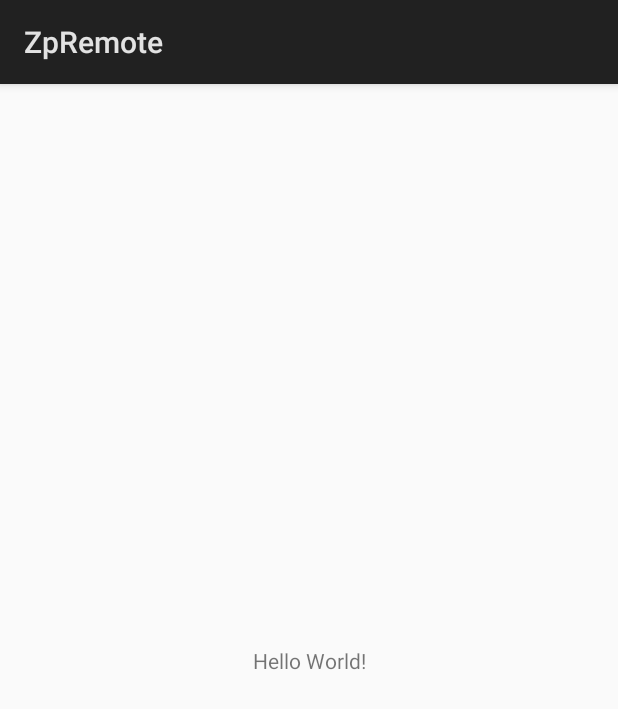
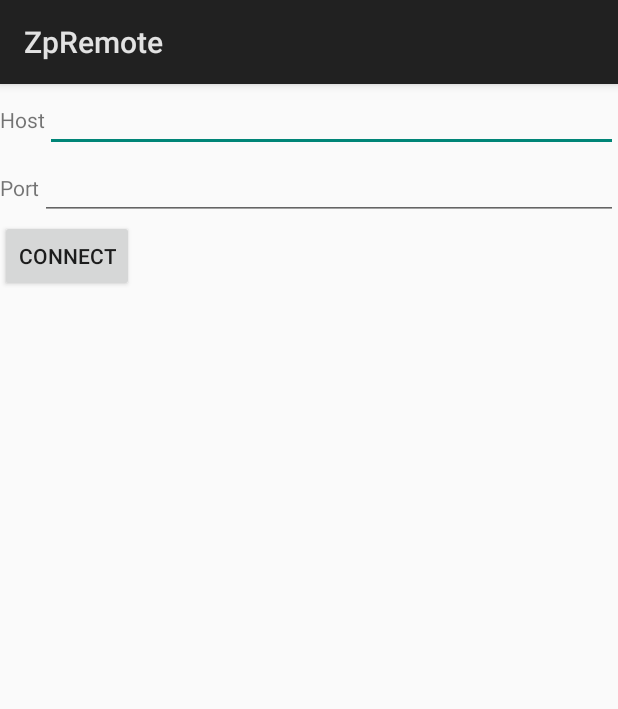
Before and after one commit to madfist/zp-remote, an Android app: the screen it shows after launch (MainActivity), on a phone screen of 412 x 824 dp. Shown: the top 709 px of the screen. Run offline under Robolectric (Android 15) with nearby library versions, the phone set to English and light mode, and no system bars.

Commit message:
Add basic ZoomPlayer commands

```diff
--- a/app/src/main/java/com/madfist/zpremote/MainActivity.java
+++ b/app/src/main/java/com/madfist/zpremote/MainActivity.java
@@ -2,12 +2,43 @@ package com.madfist.zpremote;
 
 import android.app.Activity;
 import android.os.Bundle;
+import android.view.View;
+import android.widget.Button;
+import android.widget.EditText;
+
+import com.madfist.zpremote.controller.ZoomPlayer;
 
 public class MainActivity extends Activity {
+    private ZoomPlayer zoomPlayer;
 
     @Override
     protected void onCreate(Bundle savedInstanceState) {
         super.onCreate(savedInstanceState);
         setContentView(R.layout.activity_main);
+        zoomPlayer = new ZoomPlayer();
+
+        Button connectButton = (Button) findViewById(R.id.button_connect);
+        connectButton.setOnClickListener(new View.OnClickListener() {
+            @Override
+            public void onClick(View view) {
+                EditText hostEditText = (EditText) findViewById(R.id.text_host);
+                String host = hostEditText.getText().toString();
+                EditText portEditText = (EditText) findViewById(R.id.text_port);
+                int port = Integer.parseInt(portEditText.getText().toString());
+                zoomPlayer.start(host, port);
+            }
+        });
+    }
+
+    @Override
+    protected void onPause() {
+        super.onPause();
+        zoomPlayer.pause();
+    }
+
+    @Override
+    protected void onResume() {
+        super.onResume();
+        zoomPlayer.resume();
     }
 }
--- /dev/null
+++ b/app/src/main/java/com/madfist/zpremote/controller/Connector.java
@@ -0,0 +1,67 @@
+package com.madfist.zpremote.controller;
+
+import android.util.Log;
+
+import java.io.IOException;
+import java.io.PrintWriter;
+import java.net.InetSocketAddress;
+import java.net.Socket;
+import java.util.Scanner;
+import java.util.regex.Matcher;
+import java.util.regex.Pattern;
+
+/**
+ * Created by akoleszar on 2017.10.02..
+ */
+
+public class Connector {
+    private Socket socket;
+    private Scanner reader;
+    private PrintWriter writer;
+    private static final String TAG = "Connector";
+
+    public Connector() {
+        socket = new Socket();
+        try {
+            reader = new Scanner(socket.getInputStream());
+            writer = new PrintWriter(socket.getOutputStream());
+        } catch (IOException e) {
+            Log.e(TAG, "<init> failed - " + e.getMessage());
+        }
+    }
+
+    public class MessageCode {
+        public static final String GET_APPLICATION_NAME = "0000";
+        public static final String GET_VERSION = "0001";
+    }
+
+    public void connect(String address, int port) {
+        try {
+            socket.connect(new InetSocketAddress(address, port));
+        } catch (IOException e) {
+            Log.e(TAG, "connect() failed - " + e.getMessage());
+        }
+    }
+
+    public void disconnect() {
+        try {
+            socket.close();
+        } catch (IOException e) {
+            Log.e(TAG, "disconnect() failed - " + e.getMessage());
+        }
+    }
+
+    public String executeStringCommand(String command) {
+        writer.println(command);
+        writer.flush();
+        if (reader.hasNextLine()) {
+            String response = reader.nextLine();
+            Pattern p = Pattern.compile(command + "\\ (.*)");
+            Matcher m = p.matcher(response);
+            if (m.matches()) {
+                return m.group(1);
+            }
+        }
+        return "";
+    }
+}
--- /dev/null
+++ b/app/src/main/java/com/madfist/zpremote/controller/ZoomPlayer.java
@@ -0,0 +1,39 @@
+package com.madfist.zpremote.controller;
+
+/**
+ * Created by akoleszar on 2017.10.02..
+ */
+
+public class ZoomPlayer {
+    private Connector connector;
+    private String host = null;
+    private int port = -1;
+
+    public ZoomPlayer() {
+        connector = new Connector();
+    }
+
+    public void start(String host, int port) {
+        this.host = host;
+        this.port = port;
+        connector.connect(host, port);
+    }
+
+    public void pause() {
+        connector.disconnect();
+    }
+
+    public void resume() {
+        if (host != null && port != -1) {
+            connector.connect(host, port);
+        }
+    }
+
+    public String getApplicationName() {
+        return connector.executeStringCommand(Connector.MessageCode.GET_APPLICATION_NAME);
+    }
+
+    public String getVersion() {
+        return connector.executeStringCommand(Connector.MessageCode.GET_VERSION);
+    }
+}
--- a/app/src/main/res/layout/activity_main.xml
+++ b/app/src/main/res/layout/activity_main.xml
@@ -1,18 +1,40 @@
 <?xml version="1.0" encoding="utf-8"?>
-<android.support.constraint.ConstraintLayout xmlns:android="http://schemas.android.com/apk/res/android"
-    xmlns:app="http://schemas.android.com/apk/res-auto"
-    xmlns:tools="http://schemas.android.com/tools"
+<LinearLayout xmlns:android="http://schemas.android.com/apk/res/android"
+    android:orientation="vertical"
     android:layout_width="match_parent"
-    android:layout_height="match_parent"
-    tools:context="com.madfist.zpremote.MainActivity">
-
-    <TextView
+    android:layout_height="match_parent">
+    <LinearLayout
+        android:layout_width="match_parent"
+        android:layout_height="wrap_content"
+        android:orientation="horizontal">
+        <TextView
+            android:layout_width="wrap_content"
+            android:layout_height="wrap_content"
+            android:labelFor="@id/text_host"
+            android:text="@string/input_host"/>
+        <EditText
+            android:id="@+id/text_host"
+            android:inputType="text"
+            android:layout_width="match_parent"
+            android:layout_height="wrap_content" />
+    </LinearLayout>
+    <LinearLayout
+        android:layout_width="match_parent"
+        android:layout_height="wrap_content">
+        <TextView
+            android:layout_width="wrap_content"
+            android:layout_height="wrap_content"
+            android:text="@string/input_port"
+            android:labelFor="@id/text_port"/>
+        <EditText
+            android:id="@+id/text_port"
+            android:inputType="number"
+            android:layout_width="match_parent"
+            android:layout_height="wrap_content" />
+    </LinearLayout>
+    <Button
+        android:id="@+id/button_connect"
         android:layout_width="wrap_content"
         android:layout_height="wrap_content"
-        android:text="Hello World!"
-        app:layout_constraintBottom_toBottomOf="parent"
-        app:layout_constraintLeft_toLeftOf="parent"
-        app:layout_constraintRight_toRightOf="parent"
-        app:layout_constraintTop_toTopOf="parent" />
-
-</android.support.constraint.ConstraintLayout>
+        android:text="@string/button_connect" />
+</LinearLayout>
--- a/app/src/main/res/values/strings.xml
+++ b/app/src/main/res/values/strings.xml
@@ -1,3 +1,6 @@
 <resources>
     <string name="app_name">ZpRemote</string>
+    <string name="input_host">Host</string>
+    <string name="input_port">Port</string>
+    <string name="button_connect">Connect</string>
 </resources>
```
Also changed, not shown: 1 other file.
